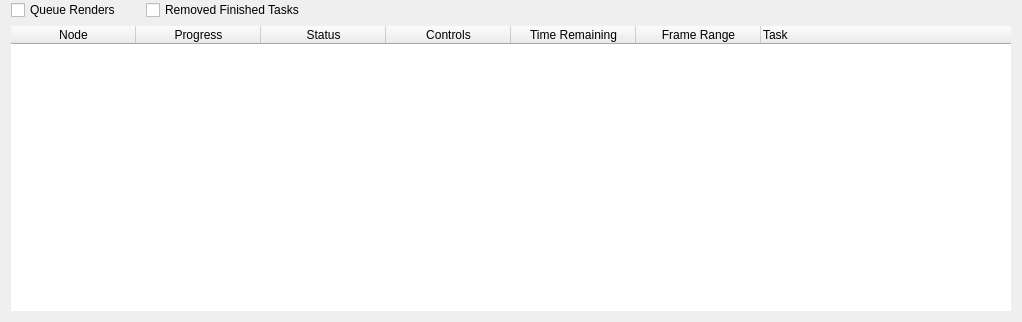
rameshbabuvfx/NukeMultiThreadRender, file UI/RenderPanel.ui: the form before one commit.
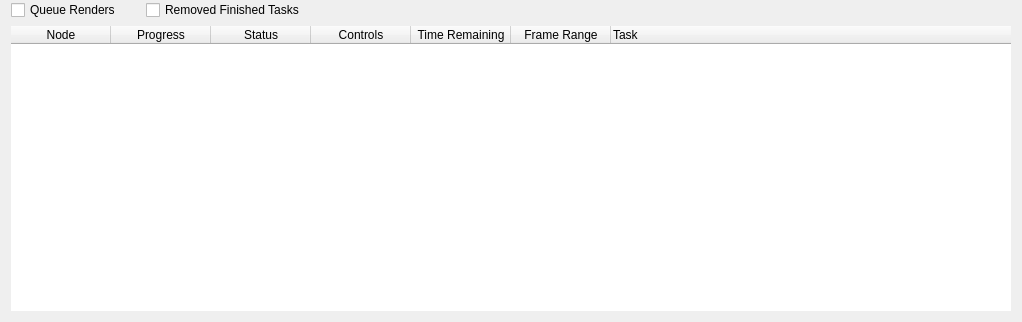
The form after the commit.

What changed in the file:
```diff
--- a/UI/RenderPanel.ui
+++ b/UI/RenderPanel.ui
@@ -95,7 +95,7 @@
         <bool>true</bool>
        </attribute>
        <attribute name="horizontalHeaderMinimumSectionSize">
-        <number>125</number>
+        <number>100</number>
        </attribute>
        <attribute name="horizontalHeaderShowSortIndicator" stdset="0">
         <bool>false</bool>
@@ -109,11 +109,6 @@
        <attribute name="verticalHeaderStretchLastSection">
         <bool>false</bool>
        </attribute>
-       <row>
-        <property name="text">
-         <string>New Row</string>
-        </property>
-       </row>
        <column>
         <property name="text">
          <string>Node</string>
```
